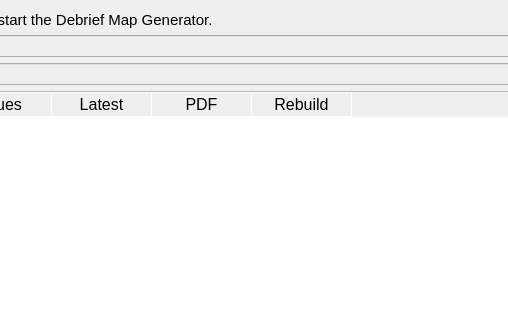
Before: the Qt Designer form debrief.ui in ncssar/plans_console, drawn with Qt 5; both pictures show x 260 to 768 and y 0 to 320 of the 1122 by 697 pixel window.
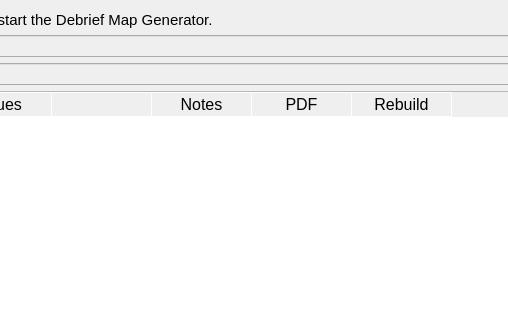
After: the same form once the commit is applied. Icons and pictures are not drawn.

Commit message:
allow user to add notes per outing
display most recent note in debrief table; list all notes in tooltip for each outing's notes cell

```diff
--- a/debrief.ui
+++ b/debrief.ui
@@ -151,9 +151,15 @@
        <property name="selectionMode">
         <enum>QAbstractItemView::NoSelection</enum>
        </property>
+       <attribute name="horizontalHeaderMinimumSectionSize">
+        <number>20</number>
+       </attribute>
        <attribute name="verticalHeaderVisible">
         <bool>false</bool>
        </attribute>
+       <attribute name="verticalHeaderDefaultSectionSize">
+        <number>30</number>
+       </attribute>
        <attribute name="verticalHeaderHighlightSections">
         <bool>false</bool>
        </attribute>
@@ -174,7 +180,12 @@
        </column>
        <column>
         <property name="text">
-         <string>Latest</string>
+         <string/>
+        </property>
+       </column>
+       <column>
+        <property name="text">
+         <string>Notes</string>
         </property>
        </column>
        <column>
```
The commit also changes 5 other files.
